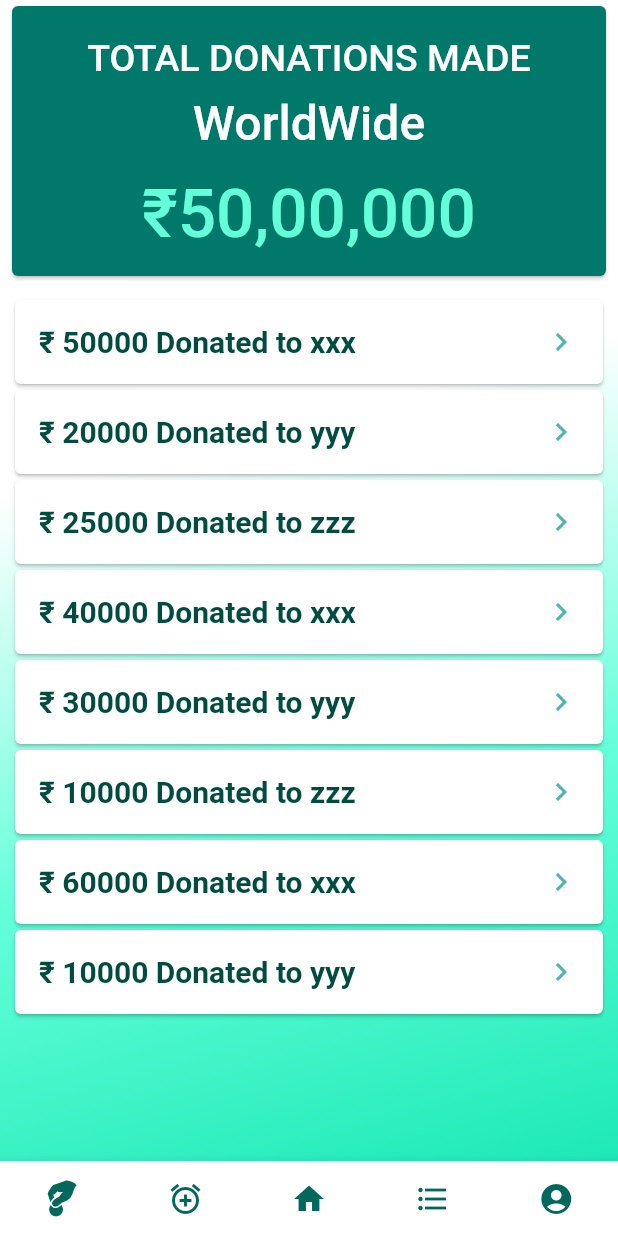
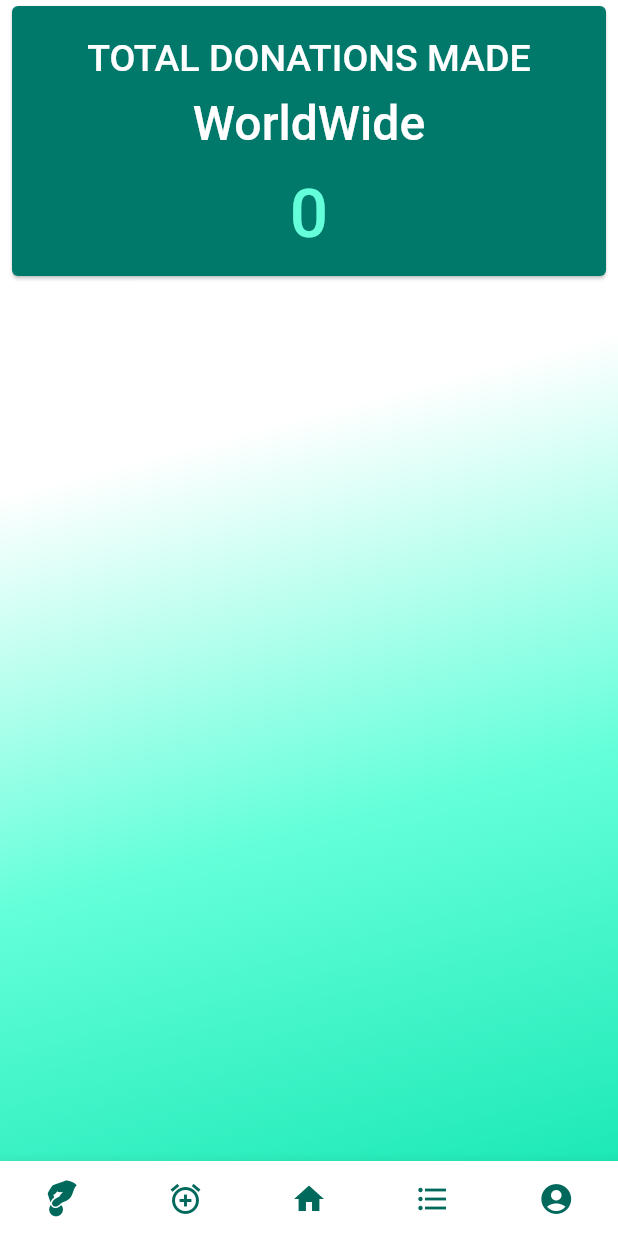
Before and after one commit to mayankeshmishra/NgoClientApp, a Flutter app: the Transactions screen opened directly, on a phone screen of 412 x 824 dp. Run offline on Flutter 3.47's test engine with Material 2 defaults, Android fonts, the phone set to English and light mode, and no system bars; our stand-ins replace cached_network_image, firebase_auth, firebase_database, flutter_local_notifications, rflutter_alert, shared_preferences; missing offline and left inert: razorpay_flutter; accounts and stored records are empty; network calls fail; Roboto replaces fonts that are missing (SourceSansPro).

Commit message:
Second Commit

```diff
--- a/lib/screens/transactions.dart
+++ b/lib/screens/transactions.dart
@@ -1,5 +1,6 @@
-
+import 'package:donations/screens/show_transaction_image.dart';
 import 'package:flutter/material.dart';
+import 'package:firebase_database/firebase_database.dart';
 
 import 'package:donations/helpers/constants.dart';
 import '../ui_components/bottom_app_bar.dart';
@@ -14,7 +15,50 @@ class Transactions extends StatefulWidget {
 class _TransactionsState extends State<Transactions> {
   ClipPathClass clip = ClipPathClass();
   BottomAppBarClass appBar = BottomAppBarClass();
-  DonationsMade card= DonationsMade();
+  DonationsMade card = DonationsMade();
+  int transactionTotal=0;
+  List<String> transactions = [];
+  List<String> ngoName = [];
+  List<String> transactionsImageUrl=[];
+
+  void initState() {
+    super.initState();
+
+    DatabaseReference postsRef =
+        FirebaseDatabase.instance.reference().child("Transactions");
+    postsRef.once().then((DataSnapshot snap) {
+      var KEYS = snap.value.keys;
+      var DATA = snap.value;
+
+      transactions.clear();
+      ngoName.clear();
+      transactionsImageUrl.clear();
+
+      for (var indivisualKey in KEYS) {
+        print(DATA[indivisualKey]['amount']);
+        ngoName.add(DATA[indivisualKey]['name']);
+        transactions.add(DATA[indivisualKey]['amount']);
+        transactionsImageUrl.add(DATA[indivisualKey]['image']);
+      }
+      setState(() {
+        transactionTotal=transactions.fold(0, (p, c) => p + int.parse(c));
+      });
+    });
+  }
+
+  Widget listBuilderTransactionList(BuildContext context) {
+    return ListView.builder(
+        itemCount: transactions.length,
+        itemBuilder: (BuildContext context, int i) {
+          return GestureDetector(
+              child: card.getCard(
+                  amount: transactions[i], organisation: ngoName[i]),
+              onTap: () {
+                Navigator.push(context, MaterialPageRoute(builder: (context)=>ShowTransactionDetails(transactionsImageUrl[i])));
+              });
+        });
+  }
+
   @override
   Widget build(BuildContext context) {
     double deviceWidth = MediaQuery.of(context).size.width;
@@ -54,7 +98,7 @@ class _TransactionsState extends State<Transactions> {
                       ),
                       SizedBox(height: 15),
                       Text(
-                        "₹50,00,000",
+                        transactionTotal.toString(),
                         style: TextStyle(
                             fontSize: 45,
                             color: Color(0xFF64ffda),
@@ -65,19 +109,10 @@ class _TransactionsState extends State<Transactions> {
                   ),
                 ),
               ),
-
-              SizedBox(height:10),
-              Expanded(child: ListView(children: <Widget>[
-                card.getCard(amount:50000, organisation:"xxx"),
-                card.getCard(amount:20000, organisation:"yyy"),
-                card.getCard(amount:25000, organisation:"zzz"),
-                card.getCard(amount:40000, organisation:"xxx"),
-                card.getCard(amount:30000, organisation:"yyy"),
-                card.getCard(amount:10000, organisation:"zzz"),
-                card.getCard(amount:60000, organisation:"xxx"),
-                card.getCard(amount:10000, organisation:"yyy"),
-              ],),)
-
+              SizedBox(height: 10),
+              Expanded(
+                child: listBuilderTransactionList(context),
+              ),
             ],
           ),
         ),
--- a/lib/ui_components/donations_made_card.dart
+++ b/lib/ui_components/donations_made_card.dart
@@ -10,7 +10,7 @@ class DonationsMade{
                           '₹ $amount Donated to $organisation',
                           style: TextStyle(
                             color:Color(0xFF004d40),
-                            fontSize: 20,
+                            fontSize: 17,
                             fontWeight: FontWeight.bold,
                             fontFamily: 'SourceSansPro',
                           ),
```
Also changed, not shown: lib/screens/donate_page.dart (+65 -37 lines), lib/screens/show_transaction_image.dart (added, +33 -0 lines), lib/screens/ngo.dart (added), 1 other file.
